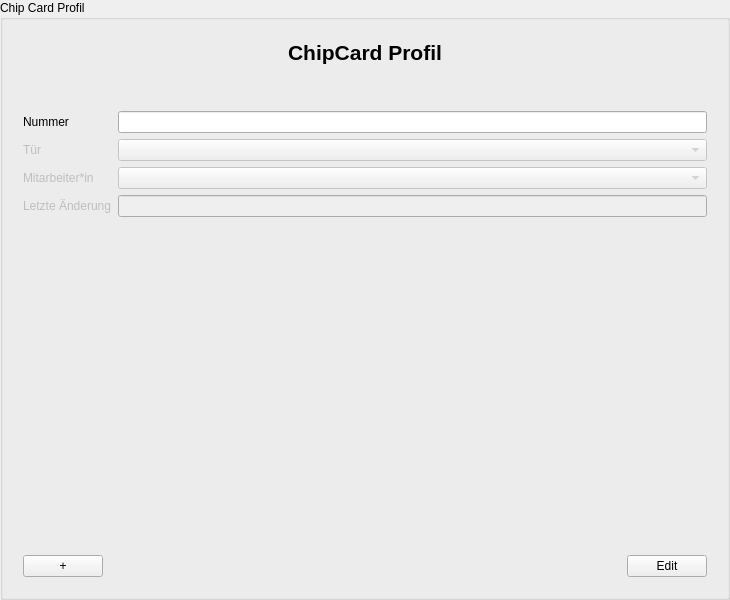
Above: src/libs/widgets/src/views/chipcardprofileinputarea.ui from jmuelbert/jmbde-QT before the change. Below: the same form after it.
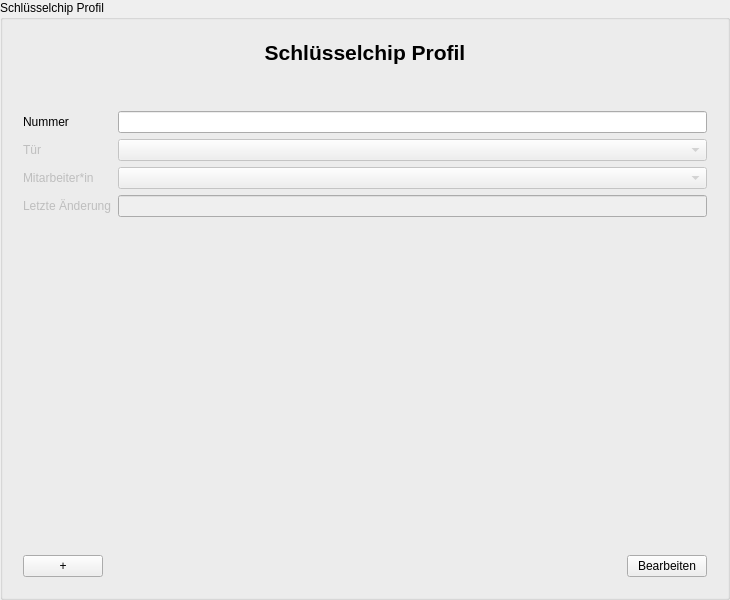
That is the form after the change.

```diff
--- a/src/libs/widgets/src/views/chipcardprofileinputarea.ui
+++ b/src/libs/widgets/src/views/chipcardprofileinputarea.ui
@@ -17,7 +17,7 @@
    <string>ChipCardInputDialog</string>
   </property>
   <property name="title">
-   <string>Chip Card Profil</string>
+   <string>Schlüsselchip Profil</string>
   </property>
   <layout class="QGridLayout" name="gridLayout_3">
    <item row="0" column="0">
@@ -35,7 +35,7 @@
            </font>
           </property>
           <property name="text">
-           <string>ChipCard Profil</string>
+           <string>Schlüsselchip Profil</string>
           </property>
           <property name="alignment">
            <set>Qt::AlignCenter</set>
@@ -175,7 +175,7 @@
         <item>
          <widget class="QPushButton" name="pushButton_EditFinish">
           <property name="text">
-           <string>Edit</string>
+           <string>Bearbeiten</string>
           </property>
          </widget>
         </item>
```
Left out of the diff: 12 changed lines with no effect on the pictures.
